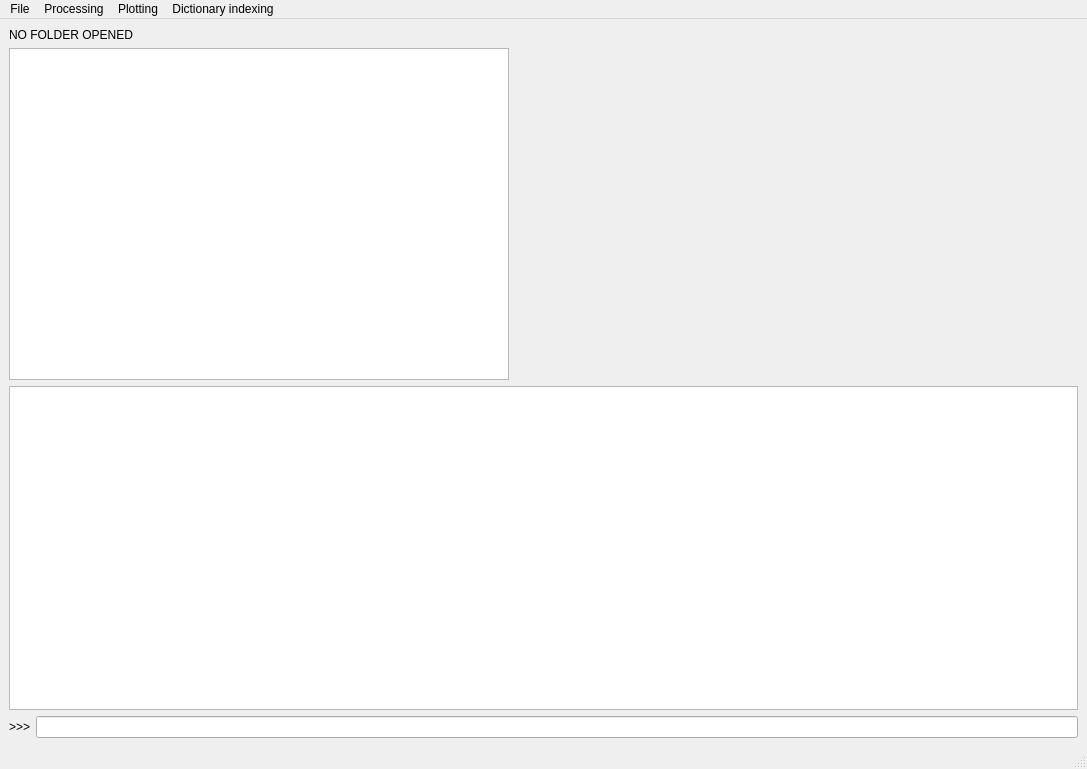
Before: the Qt Designer form ui/main_window.ui in EBSP-Indexer/EBSP-Indexer, drawn with Qt 5.
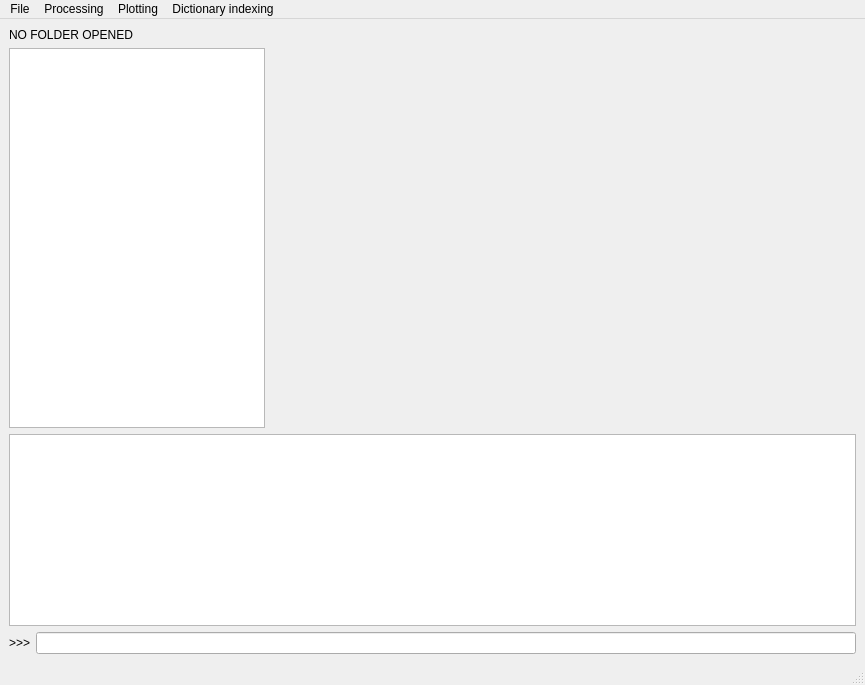
After: the same form once the commit is applied. Custom widgets are drawn as their Qt base class.

Patch:
```diff
--- a/ui/main_window.ui
+++ b/ui/main_window.ui
@@ -6,8 +6,8 @@
    <rect>
     <x>0</x>
     <y>0</y>
-    <width>1087</width>
-    <height>769</height>
+    <width>865</width>
+    <height>685</height>
    </rect>
   </property>
   <property name="windowTitle">
@@ -21,33 +21,20 @@
   </property>
   <widget class="QWidget" name="centralwidget">
    <layout class="QGridLayout" name="gridLayout">
-    <item row="2" column="0">
-     <layout class="QVBoxLayout" name="bottomLayout" stretch="2,0">
+    <item row="0" column="0">
+     <layout class="QVBoxLayout" name="verticalLayout" stretch="2,1">
       <item>
-       <widget class="QPlainTextEdit" name="consoleLog"/>
-      </item>
-      <item>
-       <layout class="QHBoxLayout" name="inputLayout">
-        <item>
-         <widget class="QLabel" name="consolePrompt">
-          <property name="text">
-           <string>&gt;&gt;&gt;</string>
-          </property>
-         </widget>
-        </item>
-        <item>
-         <widget class="QLineEdit" name="consoleInput"/>
-        </item>
-       </layout>
-      </item>
-     </layout>
-    </item>
-    <item row="1" column="0">
      <layout class="QHBoxLayout" name="topLayout" stretch="0,1">
       <item>
        <layout class="QVBoxLayout" name="systemViewerLayout">
         <item>
          <widget class="QLabel" name="folderLabel">
+            <property name="sizePolicy">
+             <sizepolicy hsizetype="MinimumExpanding" vsizetype="Preferred">
+              <horstretch>0</horstretch>
+              <verstretch>0</verstretch>
+             </sizepolicy>
+            </property>
           <property name="text">
            <string>NO FOLDER OPENED</string>
           </property>
@@ -55,9 +42,15 @@
         </item>
         <item>
          <widget class="QTreeView" name="systemViewer">
+            <property name="sizePolicy">
+             <sizepolicy hsizetype="Expanding" vsizetype="Expanding">
+              <horstretch>0</horstretch>
+              <verstretch>0</verstretch>
+             </sizepolicy>
+            </property>
           <property name="minimumSize">
            <size>
-            <width>500</width>
+              <width>240</width>
             <height>0</height>
            </size>
           </property>
@@ -75,17 +68,50 @@
        </layout>
       </item>
       <item>
-       <spacer name="horizontalSpacer">
-        <property name="orientation">
-         <enum>Qt::Horizontal</enum>
-        </property>
-        <property name="sizeHint" stdset="0">
+         <widget class="MplWidget" name="MplWidget" native="true">
+          <property name="sizePolicy">
+           <sizepolicy hsizetype="Expanding" vsizetype="Expanding">
+            <horstretch>0</horstretch>
+            <verstretch>0</verstretch>
+           </sizepolicy>
+          </property>
+          <property name="minimumSize">
          <size>
-          <width>40</width>
-          <height>20</height>
-         </size>
-        </property>
-       </spacer>
+            <width>200</width>
+            <height>200</height>
+           </size>
+          </property>
+         </widget>
+        </item>
+       </layout>
+      </item>
+      <item>
+       <layout class="QVBoxLayout" name="bottomLayout" stretch="2,0">
+        <item>
+         <widget class="QPlainTextEdit" name="consoleLog">
+          <property name="sizePolicy">
+           <sizepolicy hsizetype="MinimumExpanding" vsizetype="MinimumExpanding">
+            <horstretch>0</horstretch>
+            <verstretch>0</verstretch>
+           </sizepolicy>
+          </property>
+         </widget>
+        </item>
+        <item>
+         <layout class="QHBoxLayout" name="inputLayout">
+          <item>
+           <widget class="QLabel" name="consolePrompt">
+            <property name="text">
+             <string>&gt;&gt;&gt;</string>
+            </property>
+           </widget>
+          </item>
+          <item>
+           <widget class="QLineEdit" name="consoleInput"/>
+          </item>
+         </layout>
+        </item>
+       </layout>
       </item>
      </layout>
     </item>
@@ -96,8 +122,8 @@
     <rect>
      <x>0</x>
      <y>0</y>
-     <width>1087</width>
-     <height>22</height>
+     <width>865</width>
+     <height>24</height>
     </rect>
    </property>
    <widget class="QMenu" name="menuFile">
@@ -169,6 +195,14 @@
    </property>
   </action>
  </widget>
+ <customwidgets>
+  <customwidget>
+   <class>MplWidget</class>
+   <extends>QWidget</extends>
+   <header>mplwidget.h</header>
+   <container>1</container>
+  </customwidget>
+ </customwidgets>
  <resources/>
  <connections/>
 </ui>
```
Lines whose indentation alone changed are shown as unchanged.
